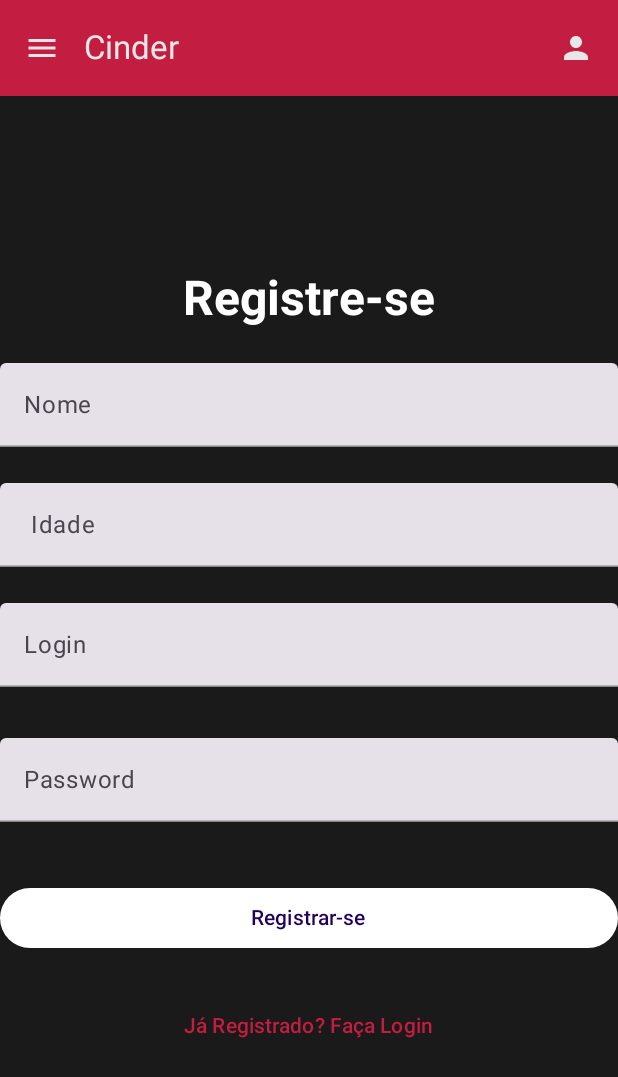
After one commit to HanielCostaDaSilva/Cinder, an Android app built with Jetpack Compose: the RegisterScreen screen opened through its navigation route, on a phone screen of 412 x 824 dp. The commit adds this screen. Shown: the top 1077 px of the screen. Run offline under Robolectric (Android 15) with nearby library versions, the phone set to English and light mode, and no system bars.

Commit message:
iniciado tela login/ registro

```diff
--- a/app/build.gradle.kts
+++ b/app/build.gradle.kts
@@ -59,6 +59,7 @@ dependencies {
     implementation(libs.androidx.ui.graphics)
     implementation(libs.androidx.ui.tooling.preview)
     implementation(libs.androidx.material3)
+    implementation(libs.androidx.navigation.compose)
     testImplementation(libs.junit)
     androidTestImplementation(libs.androidx.junit)
     androidTestImplementation(libs.androidx.espresso.core)
--- a/app/src/main/java/com/haniel/cinder/MainActivity.kt
+++ b/app/src/main/java/com/haniel/cinder/MainActivity.kt
@@ -3,234 +3,101 @@ package com.haniel.cinder
 import android.os.Bundle
 import androidx.activity.ComponentActivity
 import androidx.activity.compose.setContent
-import androidx.compose.foundation.Image
 import androidx.compose.foundation.background
-import androidx.compose.foundation.layout.*
-import androidx.compose.foundation.rememberScrollState
-import androidx.compose.foundation.shape.CircleShape
-import androidx.compose.foundation.shape.RoundedCornerShape
-import androidx.compose.foundation.verticalScroll
+import androidx.compose.foundation.layout.fillMaxSize
+import androidx.compose.foundation.layout.padding
 import androidx.compose.material.icons.Icons
-import androidx.compose.material.icons.filled.Favorite
-import androidx.compose.material.icons.filled.FavoriteBorder
 import androidx.compose.material.icons.filled.Menu
 import androidx.compose.material.icons.filled.Person
-import androidx.compose.material3.*
+import androidx.compose.material3.ExperimentalMaterial3Api
+import androidx.compose.material3.Icon
+import androidx.compose.material3.IconButton
+import androidx.compose.material3.MaterialTheme
+import androidx.compose.material3.Scaffold
+import androidx.compose.material3.Text
+import androidx.compose.material3.TopAppBar
+import androidx.compose.material3.TopAppBarDefaults
 import androidx.compose.runtime.Composable
-import androidx.compose.runtime.derivedStateOf
-import androidx.compose.runtime.getValue
-import androidx.compose.runtime.mutableIntStateOf
-import androidx.compose.runtime.mutableStateOf
-import androidx.compose.runtime.remember
-import androidx.compose.runtime.setValue
-import androidx.compose.ui.Alignment
 import androidx.compose.ui.Modifier
-import androidx.compose.ui.draw.clip
 import androidx.compose.ui.graphics.Color
-import androidx.compose.ui.res.painterResource
-import androidx.compose.ui.text.font.FontStyle
-import androidx.compose.ui.text.font.FontWeight
-import androidx.compose.ui.text.style.TextAlign
-import androidx.compose.ui.unit.dp
-import androidx.compose.ui.unit.sp
 import androidx.compose.ui.tooling.preview.Preview
-import androidx.core.content.ContextCompat
-import com.haniel.cinder.R
-import com.haniel.cinder.model.Person
-import com.haniel.cinder.model.UserRepository
+import androidx.navigation.compose.NavHost
+import androidx.navigation.compose.composable
+import androidx.navigation.compose.rememberNavController
+import com.haniel.cinder.ui.theme.screens.AuthScreen
+import com.haniel.cinder.ui.theme.screens.CinderPrincipalScreen
+import com.haniel.cinder.ui.theme.screens.RegisterScreen
 
 class MainActivity : ComponentActivity() {
-    private val userRepository = UserRepository();
-
+    private val modifierScreen:Modifier= Modifier.fillMaxSize()
+    .background(Color(0xFF1A1A1A))
 
     override fun onCreate(savedInstanceState: Bundle?) {
         super.onCreate(savedInstanceState)
         setContent {
-            CinderPrincipalScreen()
+            App()
         }
     }
-
-
     @OptIn(ExperimentalMaterial3Api::class)
     @Composable
-    fun CinderPrincipalScreen() {
+    fun App() {
+        val BackColor= Color(0xFFC31E41)
+        val contentColor = Color(0xFFE7E7E7)
         Scaffold(
             containerColor = MaterialTheme.colorScheme.surfaceContainer,
+            modifier = modifierScreen,
             topBar = {
                 TopAppBar(
                     colors = TopAppBarDefaults.topAppBarColors(
-                        containerColor = MaterialTheme.colorScheme.primaryContainer,
-                        titleContentColor = MaterialTheme.colorScheme.primary,
+                        containerColor = BackColor,
+                        titleContentColor = contentColor,
                     ),
 
                     title = { Text("Cinder") },
                     navigationIcon = {
-                        IconButton(onClick = { }) {
-                            Icon(Icons.Default.Menu, contentDescription = "Menu")
+                        IconButton(
+                            onClick = { }) {
+                            Icon(
+                                imageVector = Icons.Default.Menu,
+                                contentDescription = "Menu",
+                                tint=contentColor)
                         }
                     },
                     actions = {
                         IconButton(onClick = { }) {
-                            Icon(Icons.Default.Person, contentDescription = "Account")
+                            Icon(imageVector = Icons.Default.Person,
+                                contentDescription = "Account",
+                                tint= contentColor)
                         }
                     }
                 )
             }
         ) { paddingValues ->
-            MainContent(modifier = Modifier.padding(paddingValues))
-        }
-    }
+            val navController = rememberNavController()
+            NavHost(navController = navController, startDestination = "auth_screen") {
+                composable("auth_screen"){
+                    AuthScreen(modifier= modifierScreen.padding(paddingValues),
+                        onSignInClick = {
+                        navController.navigate("principal_screen")
+                    })
+                }
+                composable("principal_screen"){
+                    CinderPrincipalScreen(modifier=modifierScreen.padding(paddingValues))
+                }
 
-    @Composable
-    fun PersonCard(person: Person) {
-        Card(
-            modifier = Modifier
-                .fillMaxWidth()
-                .height(400.dp)
-                .padding(8.dp),
-            colors = CardDefaults.cardColors(
-                containerColor = MaterialTheme.colorScheme.primary,
-                contentColor = Color.White
-            ),
-            shape = RoundedCornerShape(8.dp),
-            elevation = CardDefaults.cardElevation(4.dp)
-        ) {
-            Column(
-                modifier = Modifier.padding(16.dp),
-                horizontalAlignment = Alignment.CenterHorizontally,
-                verticalArrangement = Arrangement.Center
-            ) {
-                Image(
-                    painter = painterResource(person.imageID),
-                    contentDescription = "${person.name} Image",
-                    modifier = Modifier
-                        .fillMaxWidth()
-                        .padding(10.dp)
-                        .clip(RoundedCornerShape(30.dp))
-                )
-                Spacer(modifier = Modifier.height(8.dp))
-                Text("Name: ${person.name}", fontSize = 24.sp, fontWeight = FontWeight.Bold)
-                Text("Age: ${person.age}", fontSize = 18.sp)
-            }
-
-        }
-    }
-
-    @Composable
-    fun BiograpyCard(person: Person) {
-        ElevatedCard(
-            modifier = Modifier
-                .wrapContentHeight()
-                .fillMaxWidth(),
-            colors = CardDefaults.cardColors(
-                containerColor = MaterialTheme.colorScheme.surfaceVariant,
-            ),
-        ) {
-            Column(
-                modifier = Modifier
-                    .padding(16.dp)
-                    .verticalScroll(rememberScrollState()),
-            ) {
-                Text(
-                    "Biography",
-                    fontSize = 29.sp,
-                    fontWeight = FontWeight.Bold,
-                    fontStyle = FontStyle.Italic
-                )
-                Spacer(modifier = Modifier.height(8.dp))
-                Text(
-                    modifier = Modifier.fillMaxHeight(),
-                    text = person.biograpy,
-                    color = Color.Black,
-                    fontSize = 18.sp,
-                    fontWeight = FontWeight.Bold
-                )
+                composable("register_screen"){
+                    RegisterScreen(modifier= modifierScreen.padding(paddingValues),
+                        goTo = {
+                            navController.navigate("principal_screen")
+                        })
+                }
             }
         }
     }
 
-    @Composable
-    fun FavoritePersonButton(person: Person, modifier:Modifier) {
-        var favoriteIcon by remember { mutableStateOf(Icons.Filled.FavoriteBorder) }
-        val favoriteIconFilled = Icons.Filled.FavoriteBorder
-        val favoriteIconBorder = Icons.Filled.Favorite
-
-        SmallFloatingActionButton(
-            modifier = modifier,
-
-                    onClick = {
-                favoriteIcon = if (favoriteIcon == favoriteIconBorder) {
-                    favoriteIconFilled
-                } else {
-                    favoriteIconBorder
-                }
-                println("O usuário favoritou: ${person.name}")
-            },
-            shape = CircleShape,
-            containerColor = Color.White,
-            contentColor = Color.Red
-
-        ) {
-            Icon(favoriteIcon, contentDescription = "Large floating action button")
-        }
-    }
-
-
-    @Composable
-    fun MainContent(modifier: Modifier = Modifier) {
-        var indexPerson by remember { mutableIntStateOf(0) }
-        val personDisplay by remember { derivedStateOf { userRepository.getPerson(indexPerson) } }
-        Box(
-            modifier = modifier
-                .fillMaxSize()
-                .background(Color.Black)
-                .padding(16.dp)
-        ){
-            Column(
-            ) {
-                PersonCard(personDisplay)
-                Spacer(modifier = Modifier.height(16.dp))
-                Row(
-                    modifier = Modifier.fillMaxWidth(),
-                    horizontalArrangement = Arrangement.SpaceEvenly
-                ) {
-                    Button(
-                        colors = ButtonDefaults.buttonColors(
-                            containerColor = Color.Magenta,
-                            contentColor = Color.White
-                        ),
-                        modifier = Modifier.width(150.dp),
-                        onClick = {
-                            indexPerson = (indexPerson + 1) % userRepository.size()
-                        },
-                    ) {
-                        Text("Match")
-                    }
-                    Button(
-                        modifier = Modifier.width(150.dp),
-                        onClick = {
-                            indexPerson =
-                                if (indexPerson - 1 < 0) userRepository.size() - 1 // Caso Especial: O primeiro item da lista
-                                else (indexPerson - 1) % userRepository.size() // Caso Base
-
-                        },
-                        colors = ButtonDefaults.buttonColors(containerColor = Color.Red)
-                    ) {
-                        Text("Next")
-                    }
-                }
-                Spacer(modifier = Modifier.height(16.dp))
-                BiograpyCard(person = personDisplay)
-            }
-            FavoritePersonButton(person = personDisplay,Modifier.align(Alignment.TopEnd).padding(16.dp))
-
-        }
-
-    }
-
     @Preview(showBackground = true)
     @Composable
-    fun DefaultPreview() {
-        CinderPrincipalScreen()
+    fun MainActivityPreview() {
+        App()
     }
 }
--- /dev/null
+++ b/app/src/main/java/com/haniel/cinder/ui/theme/screens/AuthScreen.kt
@@ -0,0 +1,135 @@
+package com.haniel.cinder.ui.theme.screens
+
+import androidx.compose.foundation.background
+import androidx.compose.foundation.layout.Arrangement
+import androidx.compose.foundation.layout.Column
+import androidx.compose.foundation.layout.Spacer
+import androidx.compose.foundation.layout.fillMaxSize
+import androidx.compose.foundation.layout.fillMaxWidth
+import androidx.compose.foundation.layout.height
+import androidx.compose.foundation.layout.padding
+import androidx.compose.material3.Button
+import androidx.compose.material3.ButtonDefaults
+import androidx.compose.material3.ExperimentalMaterial3Api
+import androidx.compose.material3.MaterialTheme
+import androidx.compose.material3.Text
+import androidx.compose.material3.TextButton
+import androidx.compose.material3.TextField
+import androidx.compose.material3.TextFieldDefaults
+import androidx.compose.runtime.Composable
+import androidx.compose.runtime.LaunchedEffect
+import androidx.compose.runtime.getValue
+import androidx.compose.runtime.mutableStateOf
+import androidx.compose.runtime.remember
+import androidx.compose.runtime.setValue
+import androidx.compose.ui.Alignment
+import androidx.compose.ui.Modifier
+import androidx.compose.ui.graphics.Color
+import androidx.compose.ui.text.font.FontWeight
+import androidx.compose.ui.text.input.PasswordVisualTransformation
+import androidx.compose.ui.tooling.preview.Preview
+import androidx.compose.ui.unit.dp
+import androidx.compose.ui.unit.sp
+import kotlinx.coroutines.delay
+
+@OptIn(ExperimentalMaterial3Api::class)
+@Composable
+fun AuthScreen(modifier: Modifier = Modifier, onSignInClick: () -> Unit = {}) {
+    var login by remember { mutableStateOf("") }
+    var senha by remember { mutableStateOf("") }
+    var mensagemErro by remember { mutableStateOf<String?>(null) }
+
+    Column(
+        horizontalAlignment = Alignment.CenterHorizontally,
+        verticalArrangement = Arrangement.Center,
+        modifier = modifier
+    ) {
+        Text(
+            text = "Bem-vindo",
+            color = Color.White,
+            fontSize = 32.sp,
+            fontWeight = FontWeight.Bold,
+            modifier = Modifier.padding(bottom = 24.dp)
+        )
+
+        TextField(
+            value = login,
+            onValueChange = { login = it },
+            placeholder = { Text("Login") },
+            colors = TextFieldDefaults.colors(
+                focusedIndicatorColor = Color.Red,
+                unfocusedIndicatorColor = Color.Gray
+            ),
+            modifier = Modifier.fillMaxWidth()
+        )
+        Spacer(modifier = Modifier.height(10.dp))
+        TextField(
+            value = senha,
+            onValueChange = { senha = it },
+            placeholder = { Text("Password") },
+            visualTransformation = PasswordVisualTransformation(),
+            colors = TextFieldDefaults.colors(
+                focusedIndicatorColor = Color.Red,
+                unfocusedIndicatorColor = Color.Gray
+            ),
+            modifier = Modifier.fillMaxWidth()
+        )
+        Spacer(modifier = Modifier.height(16.dp))
+
+        Spacer(modifier = Modifier.height(16.dp))
+        mensagemErro?.let {
+            Text(
+                text = it,
+                color = MaterialTheme.colorScheme.error,
+                fontSize = 14.sp,
+                modifier = Modifier.padding(top = 8.dp)
+            )
+            LaunchedEffect(Unit) {
+                delay(3000)
+                mensagemErro = null
+            }
+        }
+        Button(
+            onClick = {
+                if(login =="" || senha==""){
+                    mensagemErro = "Preencha todos os campos"
+
+                }
+                else if (login == senha) {
+                    onSignInClick()
+                } else {
+                    mensagemErro = "Login ou senha inválido"
+                }
+            },
+            colors = ButtonDefaults.buttonColors(
+                contentColor = MaterialTheme.colorScheme.onPrimaryContainer,
+                containerColor = Color.White
+            ),
+            modifier = Modifier.fillMaxWidth()
+        ) {
+            Text("Entrar")
+        }
+        TextButton(
+            modifier= Modifier
+                .fillMaxWidth(),
+            colors = ButtonDefaults.textButtonColors(
+                contentColor = Color(0xFFC31E41)
+            ),
+            onClick = {  }
+
+            ) {
+            Text(
+                "Novo Por aqui? Registre-se")
+        }
+    }
+}
+
+@Preview(showBackground = true)
+@Composable
+fun DefaultAuthPreview() {
+    val modifierScreen:Modifier= Modifier
+        .fillMaxSize()
+        .background(Color(0xFF1A1A1A))
+        .padding(16.dp)
+    AuthScreen(modifier = modifierScreen )
+}
--- /dev/null
+++ b/app/src/main/java/com/haniel/cinder/ui/theme/screens/RegisterScreen.kt
@@ -0,0 +1,158 @@
+package com.haniel.cinder.ui.theme.screens
+
+import androidx.compose.foundation.background
+import androidx.compose.foundation.layout.Arrangement
+import androidx.compose.foundation.layout.Column
+import androidx.compose.foundation.layout.Spacer
+import androidx.compose.foundation.layout.fillMaxSize
+import androidx.compose.foundation.layout.fillMaxWidth
+import androidx.compose.foundation.layout.height
+import androidx.compose.foundation.layout.padding
+import androidx.compose.material3.Button
+import androidx.compose.material3.ButtonDefaults
+import androidx.compose.material3.ExperimentalMaterial3Api
+import androidx.compose.material3.MaterialTheme
+import androidx.compose.material3.Text
+import androidx.compose.material3.TextButton
+import androidx.compose.material3.TextField
+import androidx.compose.material3.TextFieldDefaults
+import androidx.compose.runtime.Composable
+import androidx.compose.runtime.LaunchedEffect
+import androidx.compose.runtime.getValue
+import androidx.compose.runtime.mutableStateOf
+import androidx.compose.runtime.remember
+import androidx.compose.runtime.setValue
+import androidx.compose.ui.Alignment
+import androidx.compose.ui.Modifier
+import androidx.compose.ui.graphics.Color
+import androidx.compose.ui.text.font.FontWeight
+import androidx.compose.ui.text.input.PasswordVisualTransformation
+import androidx.compose.ui.tooling.preview.Preview
+import androidx.compose.ui.unit.dp
+import androidx.compose.ui.unit.sp
+import kotlinx.coroutines.delay
+
+
+@OptIn(ExperimentalMaterial3Api::class)
+@Composable
+fun RegisterScreen(modifier: Modifier = Modifier,
+                   onRegister: () -> Unit = {},
+                   goTo: () -> Unit = {}) {
+    var name by remember { mutableStateOf("") }
+    var age by remember { mutableStateOf("") }
+    var login by remember { mutableStateOf("") }
+    var senha by remember { mutableStateOf("") }
+    var mensagemErro by remember { mutableStateOf<String?>(null) }
+
+    val modifierTextField = Modifier.padding(bottom = 24.dp).fillMaxWidth()
+    Column(
+        horizontalAlignment = Alignment.CenterHorizontally,
+        verticalArrangement = Arrangement.Center,
+        modifier = modifier
+    ) {
+        Text(
+            text = "Registre-se",
+            color = Color.White,
+            fontSize = 32.sp,
+            fontWeight = FontWeight.Bold,
+            modifier = Modifier.padding(bottom = 24.dp)
+        )
+        TextField(
+            value = name,
+            onValueChange = { name = it },
+            placeholder = { Text("Nome") },
+            colors = TextFieldDefaults.colors(
+                focusedIndicatorColor = Color.Red,
+                unfocusedIndicatorColor = Color.Gray
+            ),
+            modifier = modifierTextField
+        )
+        TextField(
+            value = age,
+            onValueChange = { age = it
+            },
+            placeholder = { Text(" Idade") },
+            colors = TextFieldDefaults.colors(
+                focusedIndicatorColor = Color.Red,
+                unfocusedIndicatorColor = Color.Gray
+            ),
+            modifier = modifierTextField
+        )
+        TextField(
+            value = login,
+            onValueChange = { login = it },
+            placeholder = { Text("Login") },
+            colors = TextFieldDefaults.colors(
+                focusedIndicatorColor = Color.Red,
+                unfocusedIndicatorColor = Color.Gray
+            ),
+            modifier = modifierTextField
+        )
+        Spacer(modifier = Modifier.height(10.dp))
+        TextField(
+            value = senha,
+            onValueChange = { senha = it },
+            placeholder = { Text("Password") },
+            visualTransformation = PasswordVisualTransformation(),
+            colors = TextFieldDefaults.colors(
+                focusedIndicatorColor = Color.Red,
+                unfocusedIndicatorColor = Color.Gray
+            ),
+            modifier = modifierTextField
+        )
+        Spacer(modifier = Modifier.height(16.dp))
+
+        mensagemErro?.let {
+            Text(
+                text = it,
+                color = MaterialTheme.colorScheme.error,
+                fontSize = 14.sp,
+                modifier = Modifier.padding(top = 8.dp)
+            )
+            LaunchedEffect(Unit) {
+                delay(3000)
+                mensagemErro = null
+            }
+        }
+        Button(
+            onClick = {
+                if (name.isEmpty() || age.isEmpty() || login.isEmpty() || senha.isEmpty()){
+                    mensagemErro="Alguns campos não foram preenchidos"
+
+                } else {
+                   onRegister()
+                    goTo()
+                }
+            },
+            colors = ButtonDefaults.buttonColors(
+                contentColor = MaterialTheme.colorScheme.onPrimaryContainer,
+                containerColor = Color.White
+            ),
+            modifier = modifierTextField
+        ) {
+            Text("Registrar-se")
+        }
+        TextButton(
+            modifier= Modifier
+                .fillMaxWidth(),
+            colors = ButtonDefaults.textButtonColors(
+                contentColor = Color(0xFFC31E41)
+            ),
+            onClick = {goTo() }
+
+        ) {
+            Text(
+                "Já Registrado? Faça Login")
+        }
+    }
+}
+
+@Preview(showBackground = true)
+@Composable
+fun DefaultRegisterPreview() {
+    val modifierScreen: Modifier = Modifier
+        .fillMaxSize()
+        .background(Color(0xFF1A1A1A))
+        .padding(16.dp)
+    RegisterScreen(modifier = modifierScreen )
+}
--- a/gradle/libs.versions.toml
+++ b/gradle/libs.versions.toml
@@ -8,6 +8,7 @@ espressoCore = "3.6.1"
 lifecycleRuntimeKtx = "2.8.4"
 activityCompose = "1.9.1"
 composeBom = "2024.04.01"
+navigationCompose = "2.7.7"
 
 [libraries]
 androidx-core-ktx = { group = "androidx.core", name = "core-ktx", version.ref = "coreKtx" }
@@ -24,6 +25,7 @@ androidx-ui-tooling-preview = { group = "androidx.compose.ui", name = "ui-toolin
 androidx-ui-test-manifest = { group = "androidx.compose.ui", name = "ui-test-manifest" }
 androidx-ui-test-junit4 = { group = "androidx.compose.ui", name = "ui-test-junit4" }
 androidx-material3 = { group = "androidx.compose.material3", name = "material3" }
+androidx-navigation-compose = { group = "androidx.navigation", name = "navigation-compose", version.ref = "navigationCompose" }
 
 [plugins]
 android-application = { id = "com.android.application", version.ref = "agp" }
```
Also changed, not shown: app/src/main/java/com/haniel/cinder/ui/theme/screens/PrincipalScreen.kt (added, +212 -0 lines).
